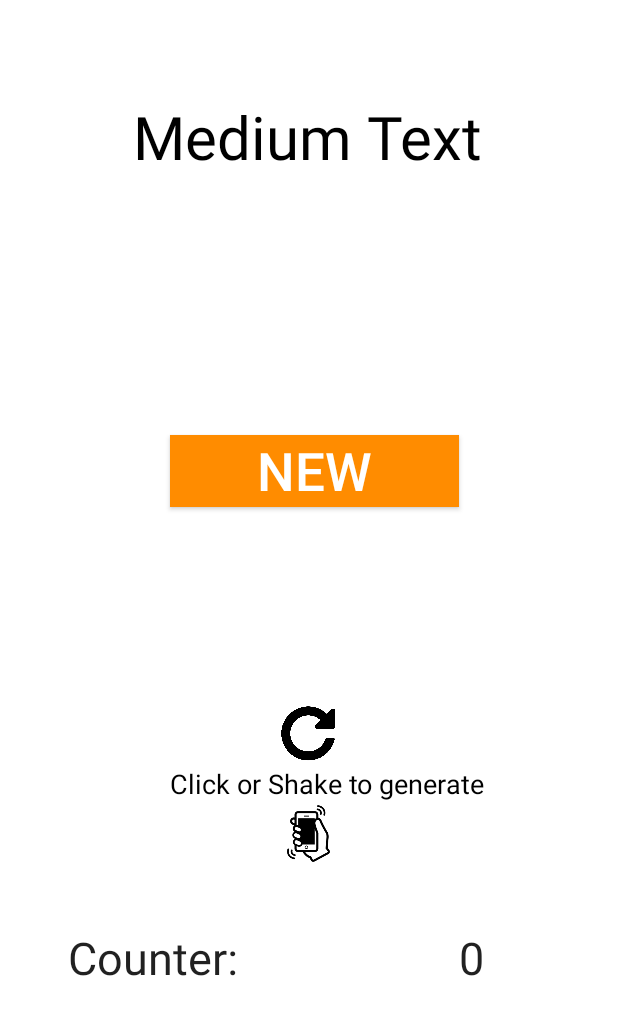
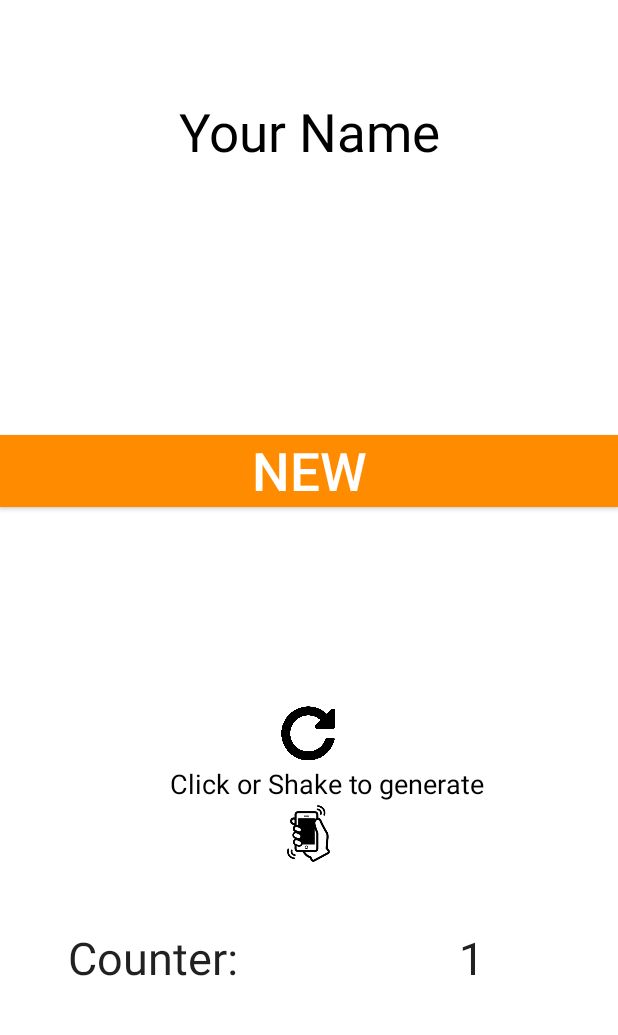
Before and after one commit to FlorianBecher/random_generator, an Android app: the GenerateActivity screen opened directly, with no data from a screen before it, on a phone screen of 412 x 824 dp, the part 189-1224 px from its top. Run offline under Robolectric (Android 15) with nearby library versions, the phone set to English and light mode, and no system bars.

Commit message:
Working without shaking

```diff
--- a/app/src/main/AndroidManifest.xml
+++ b/app/src/main/AndroidManifest.xml
@@ -17,8 +17,6 @@
         <activity
             android:name=".GenerateActivity">
         </activity>
-        <activity android:name=".Shake"></activity><!-- ATTENTION: This was auto-generated to add Google Play services to your project for
-     App Indexing.  See https://g.co/AppIndexing/AndroidStudio for more information. -->
         <meta-data
             android:name="com.google.android.gms.version"
             android:value="@integer/google_play_services_version" />
--- a/app/src/main/res/layout/activity_generate.xml
+++ b/app/src/main/res/layout/activity_generate.xml
@@ -98,18 +98,18 @@
             android:layout_marginBottom="39dp" />
 
         <TextView
-            android:id="@+id/textView7"
+            android:id="@+id/generate_count"
             android:layout_width="wrap_content"
             android:layout_height="wrap_content"
             android:layout_alignTop="@+id/textView6"
-            android:text="0"
+            android:text="1"
             android:textAppearance="?android:attr/textAppearanceLarge"
             android:textSize="30dp"
             android:layout_alignEnd="@+id/textView"
             android:layout_alignRight="@+id/textView" />
 
         <Button
-            android:layout_width="wrap_content"
+            android:layout_width="match_parent"
             android:layout_height="wrap_content"
             android:text="New"
             android:id="@+id/newButton"
@@ -117,25 +117,25 @@
             android:textColor="#ffffff"
             android:textSize="35dp"
             android:layout_centerVertical="true"
-            android:layout_alignLeft="@+id/textView"
-            android:layout_alignStart="@+id/textView"
-            android:layout_toLeftOf="@+id/textView7"
-            android:layout_toStartOf="@+id/textView7" />
+            android:layout_alignParentLeft="true"
+            android:layout_alignParentStart="true"
+            android:onClick="generateName" />
 
         <TextView
-            android:layout_width="wrap_content"
+            android:layout_width="match_parent"
             android:layout_height="wrap_content"
             android:textAppearance="?android:attr/textAppearanceMedium"
-            android:text="Medium Text"
+            android:text="Your Name"
             android:id="@+id/textViewName"
             android:layout_below="@+id/textView2"
             android:layout_marginTop="64dp"
-            android:textSize="40dp"
+            android:textSize="35dp"
             android:textColor="#000000"
             android:layout_alignParentRight="true"
             android:layout_alignParentEnd="true"
-            android:layout_alignLeft="@+id/textView4"
-            android:layout_alignStart="@+id/textView4" />
+            android:layout_alignParentLeft="true"
+            android:layout_alignParentStart="true"
+            android:gravity="center" />
 
     </RelativeLayout>
 </FrameLayout>
--- a/app/src/main/res/layout/activity_home.xml
+++ b/app/src/main/res/layout/activity_home.xml
@@ -77,7 +77,7 @@
 
         <Button
             android:id="@+id/buttonGenerate"
-            android:onClick="changeCount"
+            android:onClick="firstGenerateName"
             android:layout_width="wrap_content"
             android:layout_height="wrap_content"
             android:layout_alignParentEnd="true"
```
Also changed, not shown: app/src/main/java/com/example/admin/randomusername_generator/GenerateActivity.java (+22 -11 lines), app/src/main/java/com/example/admin/randomusername_generator/MainActivity.java (+5 -11 lines), app/src/main/res/layout/activity_main.xml (deleted, +0 -16 lines).
